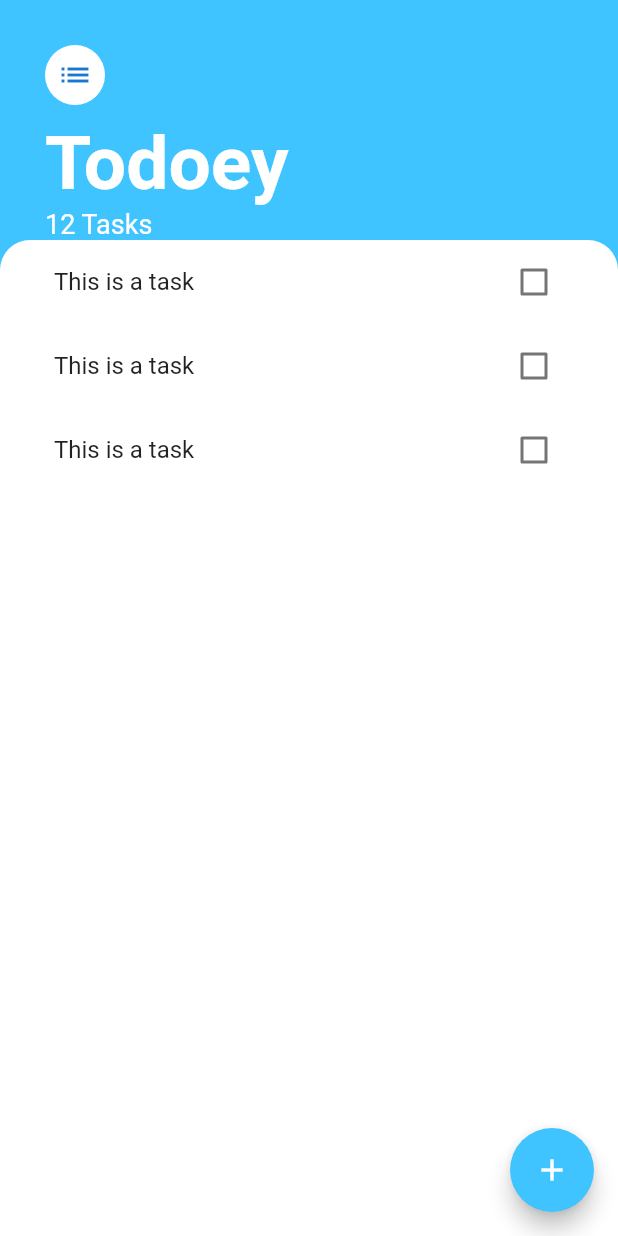
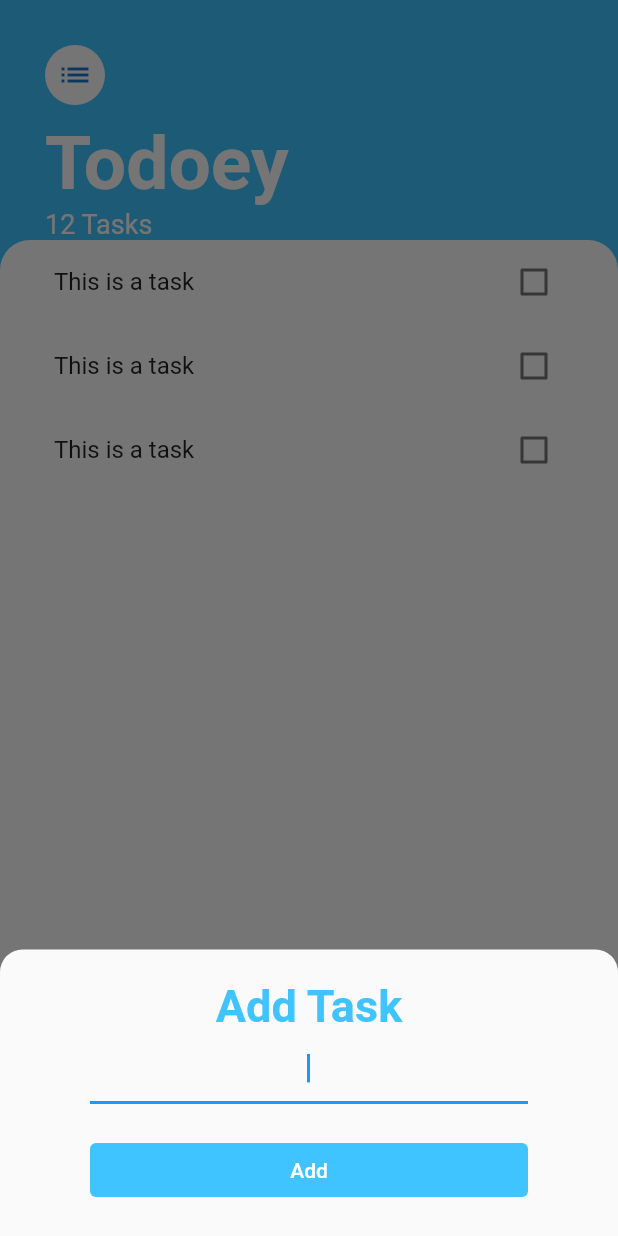
Before and after one commit to Binxth/To-Do-App, a Flutter app: the screen it shows after launch, after a tap on the "add" icon, on a phone screen of 412 x 824 dp. Run offline on Flutter 3.47's test engine with Material 2 defaults, Android fonts, the phone set to English and light mode, and no system bars.

```diff
--- /dev/null
+++ b/lib/screens/add_task_screen.dart
@@ -0,0 +1,50 @@
+// ignore_for_file: prefer_const_constructors
+
+import 'package:flutter/material.dart';
+import 'package:flutter/src/foundation/key.dart';
+import 'package:flutter/src/widgets/framework.dart';
+
+class AddTaskScreen extends StatelessWidget {
+  const AddTaskScreen({Key? key}) : super(key: key);
+
+  @override
+  Widget build(BuildContext context) {
+    return Padding(
+      padding: EdgeInsets.symmetric(vertical: 20.0, horizontal: 60.0),
+      child: SizedBox(
+        child:
+            Column(crossAxisAlignment: CrossAxisAlignment.stretch, children: [
+          Text(
+            "Add Task",
+            textAlign: TextAlign.center,
+            style: TextStyle(
+                fontSize: 30,
+                fontWeight: FontWeight.w700,
+                color: Colors.lightBlueAccent),
+          ),
+          TextField(
+            autofocus: true,
+            textAlign: TextAlign.center,
+            decoration: InputDecoration(
+                // hintText: 'enter tasks',
+                ),
+          ),
+          SizedBox(
+            height: 20,
+          ),
+          TextButton(
+            onPressed: () {},
+            style: TextButton.styleFrom(
+              primary: Colors.blue,
+              backgroundColor: Colors.lightBlueAccent, // Background Color
+            ),
+            child: Text(
+              'Add',
+              style: TextStyle(color: Colors.white),
+            ),
+          )
+        ]),
+      ),
+    );
+  }
+}
--- a/lib/screens/tasks_screen.dart
+++ b/lib/screens/tasks_screen.dart
@@ -3,6 +3,8 @@
 import 'package:flutter/material.dart';
 import 'package:flutter/src/foundation/key.dart';
 import 'package:flutter/src/widgets/framework.dart';
+import 'package:todoey/screens/add_task_screen.dart';
+import 'package:todoey/widgets/tasks_list.dart';
 
 class TasksScreen extends StatelessWidget {
   const TasksScreen({Key? key}) : super(key: key);
@@ -14,7 +16,22 @@ class TasksScreen extends StatelessWidget {
       floatingActionButton: FloatingActionButton(
         backgroundColor: Colors.lightBlueAccent,
         child: Icon(Icons.add),
-        onPressed: () {},
+        onPressed: () {
+          showModalBottomSheet(
+              context: context,
+              isScrollControlled: true,
+              shape: const RoundedRectangleBorder(
+                borderRadius: BorderRadius.vertical(
+                  top: Radius.circular(15.0),
+                ),
+              ),
+              builder: (context) => SingleChildScrollView(
+                      child: Container(
+                    padding: EdgeInsets.only(
+                        bottom: MediaQuery.of(context).viewInsets.bottom),
+                    child: AddTaskScreen(),
+                  )));
+        },
       ),
       body: SafeArea(
         child: Column(
@@ -61,40 +78,3 @@ class TasksScreen extends StatelessWidget {
     );
   }
 }
-
-class TaskList extends StatelessWidget {
-  const TaskList({
-    Key? key,
-  }) : super(key: key);
-
-  @override
-  Widget build(BuildContext context) {
-    return ListView(
-      children: [
-        TaskTile(
-          text: 'This is a task',
-        ),
-        TaskTile(
-          text: 'This is a task',
-        ),
-        TaskTile(
-          text: 'This is a task',
-        ),
-      ],
-    );
-  }
-}
-
-class TaskTile extends StatelessWidget {
-  const TaskTile({super.key, required this.text});
-  final String text;
-
-  @override
-  Widget build(BuildContext context) {
-    return CheckboxListTile(
-      title: Text(text),
-      value: false,
-      onChanged: (value) {},
-    );
-  }
-}
--- /dev/null
+++ b/lib/widgets/task_tile.dart
@@ -0,0 +1,15 @@
+import 'package:flutter/material.dart';
+
+class TaskTile extends StatelessWidget {
+  const TaskTile({super.key, required this.text});
+  final String text;
+
+  @override
+  Widget build(BuildContext context) {
+    return CheckboxListTile(
+      title: Text(text),
+      value: false,
+      onChanged: (value) {},
+    );
+  }
+}
--- /dev/null
+++ b/lib/widgets/tasks_list.dart
@@ -0,0 +1,27 @@
+// ignore_for_file: prefer_const_literals_to_create_immutables, prefer_const_constructors
+
+import 'package:flutter/material.dart';
+import 'package:todoey/widgets/task_tile.dart';
+
+class TaskList extends StatelessWidget {
+  const TaskList({
+    Key? key,
+  }) : super(key: key);
+
+  @override
+  Widget build(BuildContext context) {
+    return ListView(
+      children: [
+        TaskTile(
+          text: 'This is a task',
+        ),
+        TaskTile(
+          text: 'This is a task',
+        ),
+        TaskTile(
+          text: 'This is a task',
+        ),
+      ],
+    );
+  }
+}
```
